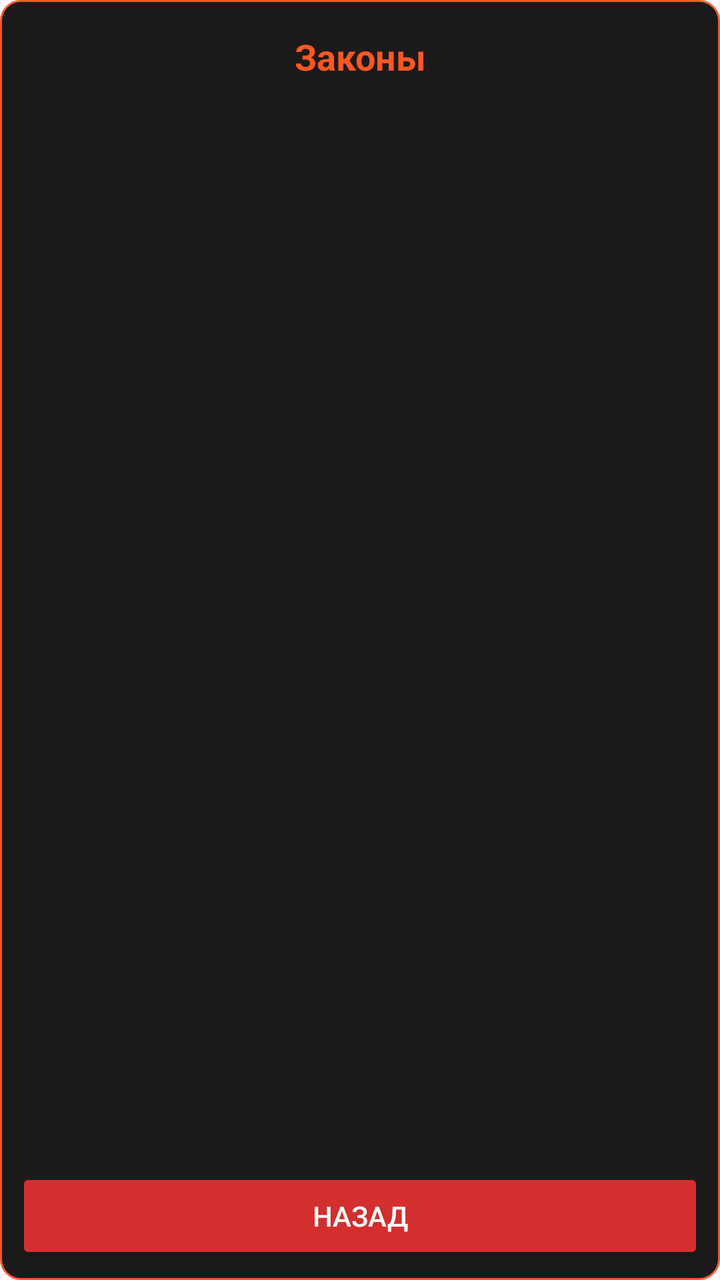
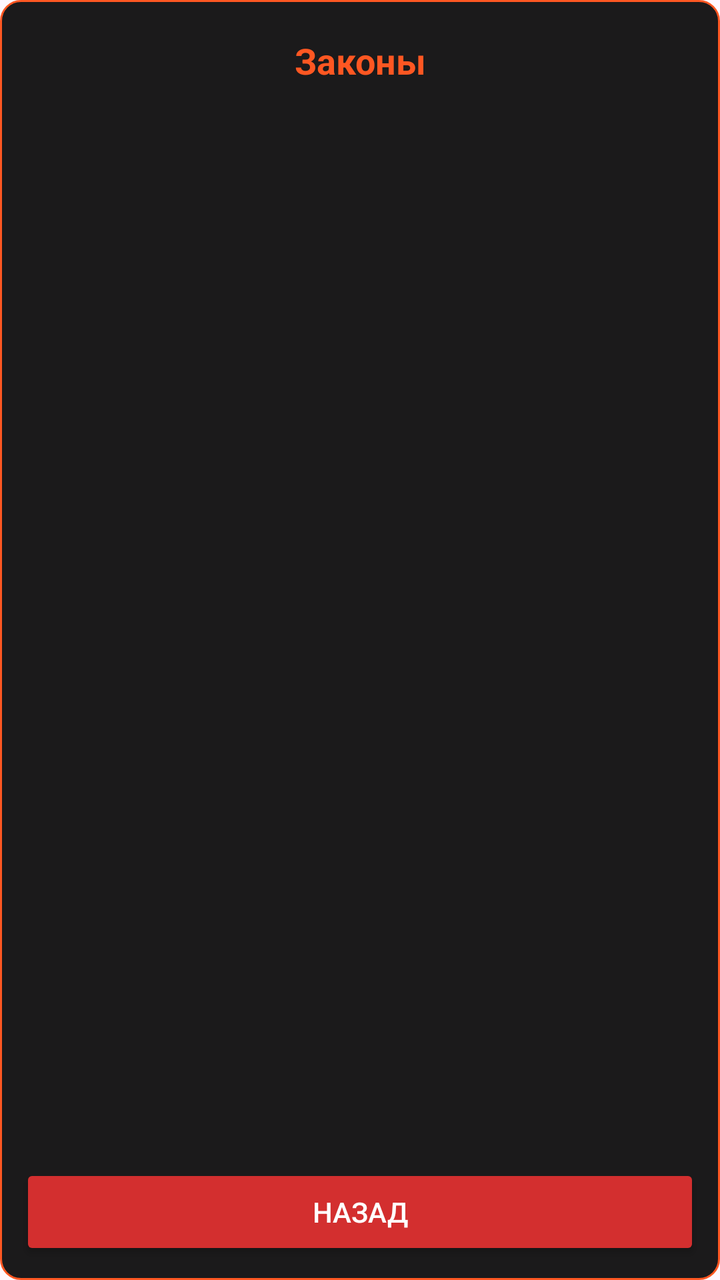

Screens rendered from an Android XML layout before and after an edit, with the pre-edit source and the edit as a unified diff.
<!-- AndroidManifest.xml: application theme Theme.BlackRussiaLaws -->
<!-- res/layout/overlay_text.xml -->
<?xml version="1.0" encoding="utf-8"?>
<LinearLayout xmlns:android="http://schemas.android.com/apk/res/android"
    android:layout_width="320dp"
    android:layout_height="450dp"
    android:orientation="vertical"
    android:background="@drawable/text_panel_bg"
    android:padding="8dp"
    android:elevation="12dp">

    <TextView
        android:id="@+id/tvTitle"
        android:layout_width="match_parent"
        android:layout_height="wrap_content"
        android:text="Законы"
        android:textColor="#FF5722"
        android:textSize="18sp"
        android:textStyle="bold"
        android:gravity="center"
        android:padding="8dp" />

    <ScrollView
        android:layout_width="match_parent"
        android:layout_height="0dp"
        android:layout_weight="1"
        android:fillViewport="true">

        <TextView
            android:id="@+id/tvContent"
            android:layout_width="match_parent"
            android:layout_height="wrap_content"
            android:textColor="#FFFFFF"
            android:textSize="13sp"
            android:lineSpacingExtra="2dp"
            android:padding="8dp"
            android:fontFamily="monospace" />

    </ScrollView>

    <Button
        android:id="@+id/btnBack"
        android:layout_width="match_parent"
        android:layout_height="wrap_content"
        android:text="НАЗАД"
        android:backgroundTint="#D32F2F"
        android:textColor="#FFFFFF"
        android:layout_marginTop="4dp" />

</LinearLayout>
<!-- resources referenced by this layout -->
<resources>
  <!-- drawable text_panel_bg (drawable) -->
  <?xml version="1.0" encoding="utf-8"?>
  <shape xmlns:android="http://schemas.android.com/apk/res/android"
      android:shape="rectangle">
      <solid android:color="#F00D0D0D" />
      <corners android:radius="10dp" />
      <stroke
          android:width="1dp"
          android:color="#FF5722" />
  </shape>
  <style name="Theme.BlackRussiaLaws" parent="Theme.Material3.DayNight.NoActionBar">
          <item name="colorPrimary">#FF5722</item>
          <item name="colorPrimaryVariant">#E64A19</item>
          <item name="colorOnPrimary">#FFFFFF</item>
          <item name="android:statusBarColor">#000000</item>
      </style>
</resources>

<!-- the commit's change to res/layout/overlay_text.xml (unified diff, before → after) -->
@@ -1,11 +1,11 @@
 <?xml version="1.0" encoding="utf-8"?>
 <LinearLayout xmlns:android="http://schemas.android.com/apk/res/android"
     android:layout_width="320dp"
-    android:layout_height="450dp"
+    android:layout_height="480dp"
     android:orientation="vertical"
     android:background="@drawable/text_panel_bg"
-    android:padding="8dp"
-    android:elevation="12dp">
+    android:padding="10dp"
+    android:elevation="14dp">
 
     <TextView
         android:id="@+id/tvTitle"
@@ -22,17 +22,18 @@
         android:layout_width="match_parent"
         android:layout_height="0dp"
         android:layout_weight="1"
-        android:fillViewport="true">
+        android:fillViewport="true"
+        android:scrollbars="vertical">
 
         <TextView
             android:id="@+id/tvContent"
             android:layout_width="match_parent"
             android:layout_height="wrap_content"
             android:textColor="#FFFFFF"
-            android:textSize="13sp"
-            android:lineSpacingExtra="2dp"
-            android:padding="8dp"
-            android:fontFamily="monospace" />
+            android:textSize="14sp"
+            android:lineSpacingExtra="3dp"
+            android:padding="10dp"
+            android:textIsSelectable="true" />
 
     </ScrollView>
 
@@ -43,6 +44,6 @@
         android:text="НАЗАД"
         android:backgroundTint="#D32F2F"
         android:textColor="#FFFFFF"
-        android:layout_marginTop="4dp" />
+        android:layout_marginTop="6dp" />
 
 </LinearLayout>
<!-- resource entries referenced after the edit -->
@@ -14,7 +14,9 @@
           <item name="colorPrimary">#FF5722</item>
           <item name="colorPrimaryVariant">#E64A19</item>
           <item name="colorOnPrimary">#FFFFFF</item>
+          <item name="colorSecondary">#FF9800</item>
           <item name="android:statusBarColor">#000000</item>
+          <item name="android:navigationBarColor">#000000</item>
       </style>
 </resources>
 
